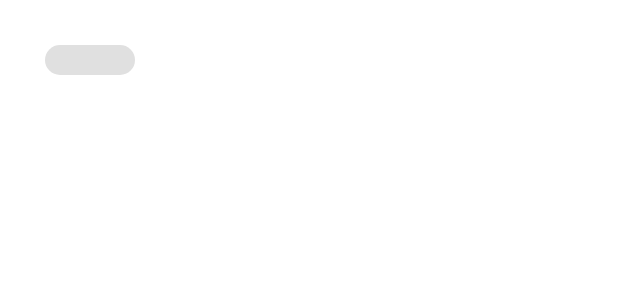
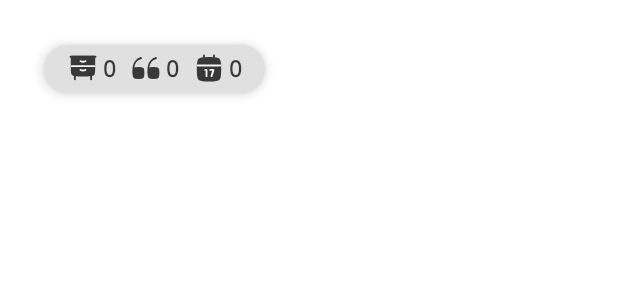
Before and after one commit to bzk9x/How-s-my-mind, an Android app: the layout activity_home.xml on its own in the app's theme, with its tools: preview values and no code run, on a phone screen of 412 x 824 dp. Shown: the top 300 px of the screen. Run offline under Robolectric (Android 15) with nearby library versions, the phone set to English and light mode, and no system bars.

Commit message:
feat: Add stats display to home screen
This commit enhances the home screen by adding a stats bar that displays counters for different items.

The new UI component is a `ConstraintLayout` styled as a rounded card with an elevation shadow. It contains three icon-and-text pairs to represent different statistics.

Key changes in `activity_home.xml`:
-   **Stats Card**: A `ConstraintLayout` with a `@drawable/round_card` background and an `elevation` of `5dp` is added to the top-left of the screen.
-   **Icon-Text Pairs**:
    -   An `ic_cabinet` icon followed by a `TextView` with a hardcoded "0".
    -   An `ic_quote` icon followed by a `TextView` with a hardcoded "0".
    -   An `ic_calendar` icon followed by a `TextView` with a hardcoded "0".
-   **Styling**: The stats text uses the `hanken_grotesk_medium` font and has a semi-transparent alpha for a subtle appearance. Padding and margins are adjusted for proper spacing.

```diff
--- a/app/src/main/res/layout/activity_home.xml
+++ b/app/src/main/res/layout/activity_home.xml
@@ -10,14 +10,81 @@
     <androidx.constraintlayout.widget.ConstraintLayout
         android:layout_width="wrap_content"
         android:layout_height="wrap_content"
+        android:layout_marginStart="30dp"
+        android:layout_marginTop="30dp"
         android:background="@drawable/round_card"
+        android:elevation="5dp"
+        android:paddingHorizontal="15dp"
+        android:paddingVertical="5dp"
         app:layout_constraintStart_toStartOf="parent"
-        app:layout_constraintTop_toTopOf="parent"
-        android:layout_marginTop="30dp"
-        android:layout_marginStart="30dp"
-        android:paddingHorizontal="30dp"
-        android:paddingVertical="10dp">
+        app:layout_constraintTop_toTopOf="parent">
 
+        <androidx.appcompat.widget.AppCompatImageView
+            android:id="@+id/appCompatImageView"
+            android:layout_width="20dp"
+            android:layout_height="20dp"
+            android:alpha="0.75"
+            android:src="@drawable/ic_cabinet"
+            app:layout_constraintStart_toStartOf="parent"
+            app:layout_constraintTop_toTopOf="parent" />
+
+        <TextView
+            android:id="@+id/textView4"
+            android:layout_width="wrap_content"
+            android:layout_height="wrap_content"
+            android:layout_marginStart="3dp"
+            android:alpha="0.75"
+            android:fontFamily="@font/hanken_grotesk_medium"
+            android:text="0"
+            android:textSize="16sp"
+            app:layout_constraintStart_toEndOf="@+id/appCompatImageView"
+            app:layout_constraintTop_toTopOf="parent"
+            tools:ignore="HardcodedText" />
+
+        <androidx.appcompat.widget.AppCompatImageView
+            android:id="@+id/appCompatImageView2"
+            android:layout_width="20dp"
+            android:layout_height="20dp"
+            android:layout_marginStart="10dp"
+            android:alpha="0.75"
+            android:src="@drawable/ic_quote"
+            app:layout_constraintStart_toEndOf="@+id/textView4"
+            app:layout_constraintTop_toTopOf="parent" />
+
+        <TextView
+            android:id="@+id/textView5"
+            android:layout_width="wrap_content"
+            android:layout_height="wrap_content"
+            android:layout_marginStart="3dp"
+            android:alpha="0.75"
+            android:fontFamily="@font/hanken_grotesk_medium"
+            android:text="0"
+            android:textSize="16sp"
+            app:layout_constraintStart_toEndOf="@+id/appCompatImageView2"
+            app:layout_constraintTop_toTopOf="parent"
+            tools:ignore="HardcodedText" />
+
+        <androidx.appcompat.widget.AppCompatImageView
+            android:id="@+id/appCompatImageView3"
+            android:layout_width="20dp"
+            android:layout_height="20dp"
+            android:layout_marginStart="10dp"
+            android:alpha="0.75"
+            android:src="@drawable/ic_calendar"
+            app:layout_constraintStart_toEndOf="@+id/textView5"
+            app:layout_constraintTop_toTopOf="parent" />
+
+        <TextView
+            android:layout_width="wrap_content"
+            android:layout_height="wrap_content"
+            android:layout_marginStart="3dp"
+            android:alpha="0.75"
+            android:fontFamily="@font/hanken_grotesk_medium"
+            android:text="0"
+            android:textSize="16sp"
+            app:layout_constraintStart_toEndOf="@+id/appCompatImageView3"
+            app:layout_constraintTop_toTopOf="parent"
+            tools:ignore="HardcodedText" />
 
     </androidx.constraintlayout.widget.ConstraintLayout>
 </androidx.constraintlayout.widget.ConstraintLayout>
```
